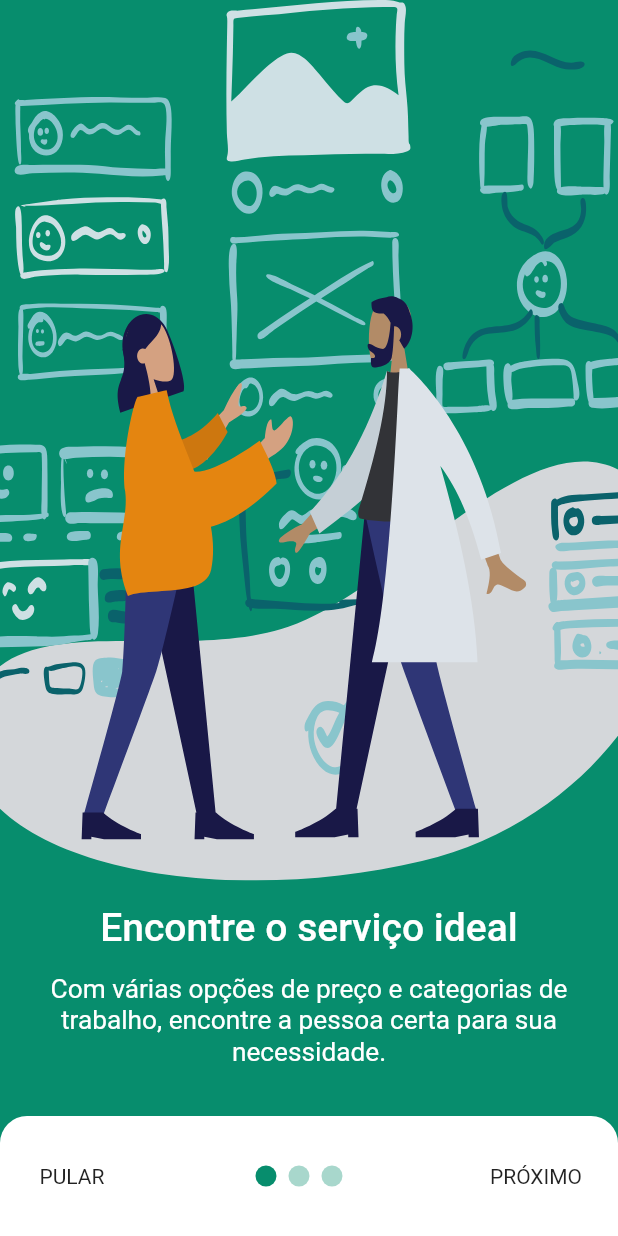
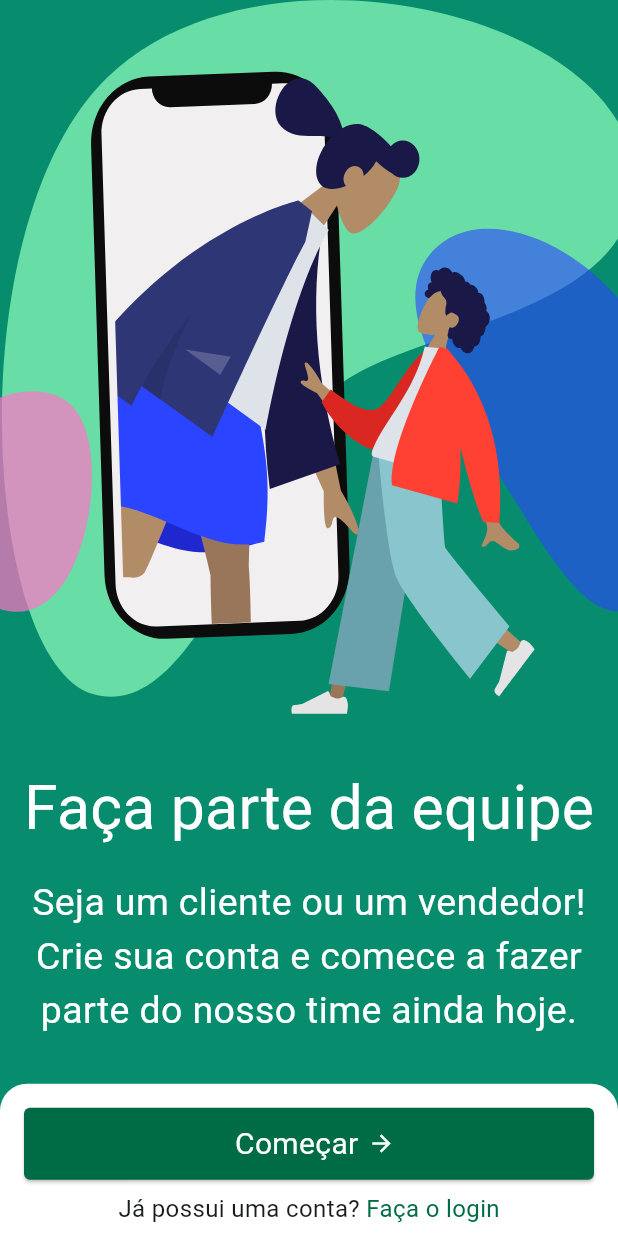
Before and after one commit to Matheus-Chaves/tg, a Flutter app: the screen it shows after launch, after a tap on "PULAR", on a phone screen of 412 x 824 dp. Run offline on Flutter 3.47's test engine with Material 2 defaults, Android fonts, the phone set to English and light mode, and no system bars; drawn by our look-alikes of auto_size_text, smooth_page_indicator; our stand-ins replace flutter_svg.

Commit message:
feat: finishing the onboarding/presentation screen

```diff
--- a/lib/main.dart
+++ b/lib/main.dart
@@ -1,3 +1,4 @@
+import 'package:auto_size_text/auto_size_text.dart';
 import 'package:flutter/material.dart';
 import 'package:flutter/services.dart';
 import 'package:flutter_svg/svg.dart';
@@ -56,17 +57,22 @@ class Presentation extends StatefulWidget {
 
 class _PresentationState extends State<Presentation> {
   final PageController imgController = PageController();
+  static const onboardingGreen = Color(0xFF078D6D);
+  bool isLastPage = false;
 
   @override
   Widget build(BuildContext context) {
     return Scaffold(
-      backgroundColor: Theme.of(context).colorScheme.background,
+      backgroundColor: onboardingGreen,
       body: SafeArea(
         child: Column(
           children: [
             Expanded(
               child: PageView(
                 controller: imgController,
+                onPageChanged: (index) {
+                  setState(() => isLastPage = index == 2);
+                },
                 children: presentationData.asMap().entries.map((index) {
                   return Column(
                     children: [
@@ -89,26 +95,28 @@ class _PresentationState extends State<Presentation> {
                           child: Center(
                             child: Column(
                               children: [
-                                Text(
+                                FittedBox(
+                                  child: Text(
                                     presentationData[index.key]["title"]!,
                                     maxLines: 1,
                                     textAlign: TextAlign.center,
-                                  textScaleFactor: 1.3,
-                                  style: Theme.of(context)
-                                      .textTheme
-                                      .titleLarge!
-                                      .copyWith(color: Colors.white),
+                                    style: const TextStyle(
+                                      color: Colors.white,
+                                      fontSize: 64,
+                                      fontFamily: 'Roboto',
+                                    ),
+                                  ),
                                 ),
                                 const SizedBox(height: 16),
-                                Text(
+                                AutoSizeText(
                                   presentationData[index.key]["description"]!,
                                   maxLines: 3,
                                   textAlign: TextAlign.center,
-                                  textScaleFactor: 1.25,
-                                  style: Theme.of(context)
-                                      .textTheme
-                                      .bodyMedium!
-                                      .copyWith(color: Colors.white),
+                                  textScaleFactor: 1.24,
+                                  style: const TextStyle(
+                                    color: Colors.white,
+                                    fontSize: 56,
+                                  ),
                                 ),
                               ],
                             ),
@@ -120,20 +128,32 @@ class _PresentationState extends State<Presentation> {
                 }).toList(),
               ),
             ),
-            AnimatedContainer(
-              duration: const Duration(milliseconds: 400),
-              height: 80,
+            AnimatedSize(
+              alignment: isLastPage ? Alignment.center : Alignment.bottomLeft,
+              duration: const Duration(milliseconds: 900),
+              curve: Curves.fastOutSlowIn,
+              child: Container(
+                //duration: const Duration(milliseconds: 700),
+                //height: isLastPage ? 110 : 90,
                 margin: const EdgeInsets.only(top: 32),
-              padding: const EdgeInsets.symmetric(horizontal: 16),
+                padding:
+                    const EdgeInsets.symmetric(horizontal: 16, vertical: 8),
                 decoration: const BoxDecoration(
                   color: Colors.white,
                   borderRadius: BorderRadius.vertical(top: Radius.circular(18)),
                 ),
-              child: Row(
+                child: !isLastPage
+                    ? Row(
                         mainAxisAlignment: MainAxisAlignment.spaceBetween,
                         children: [
                           TextButton(
-                    onPressed: () {},
+                            onPressed: () {
+                              imgController.animateToPage(
+                                2,
+                                duration: const Duration(milliseconds: 1000),
+                                curve: Curves.ease,
+                              );
+                            },
                             style: const ButtonStyle(),
                             child: Text(
                               "PULAR",
@@ -152,12 +172,8 @@ class _PresentationState extends State<Presentation> {
                                 dotHeight: 14,
                                 dotWidth: 14,
                                 type: WormType.thin,
-                        dotColor: Theme.of(context)
-                            .colorScheme
-                            .background
-                            .withOpacity(0.35),
-                        activeDotColor:
-                            Theme.of(context).colorScheme.background,
+                                dotColor: onboardingGreen.withOpacity(0.35),
+                                activeDotColor: onboardingGreen,
                               ),
                               onDotClicked: (page) {
                                 imgController.animateToPage(
@@ -169,7 +185,12 @@ class _PresentationState extends State<Presentation> {
                             ),
                           ),
                           TextButton(
-                    onPressed: () {},
+                            onPressed: () {
+                              imgController.nextPage(
+                                duration: const Duration(milliseconds: 1000),
+                                curve: Curves.ease,
+                              );
+                            },
                             child: Text(
                               "PRÓXIMO",
                               style: Theme.of(context)
@@ -179,6 +200,85 @@ class _PresentationState extends State<Presentation> {
                             ),
                           ),
                         ],
+                      )
+                    : Column(
+                        children: [
+                          // const Divider(),
+                          const SizedBox(
+                            height: 8,
+                          ),
+                          SizedBox(
+                            width: double.infinity,
+                            height: 48,
+                            child: Directionality(
+                              textDirection: TextDirection.rtl,
+                              child: ElevatedButton.icon(
+                                onPressed: () {},
+                                icon: const Icon(Icons.arrow_back),
+                                label: const Text("Começar"),
+                                style: ButtonStyle(
+                                  overlayColor: MaterialStateProperty.all(
+                                    Theme.of(context)
+                                        .colorScheme
+                                        .onBackground
+                                        .withOpacity(0.35),
+                                  ),
+                                  shape: MaterialStateProperty.all(
+                                    RoundedRectangleBorder(
+                                      borderRadius: BorderRadius.circular(4),
+                                    ),
+                                  ),
+                                  backgroundColor: MaterialStateProperty.all(
+                                    Theme.of(context).colorScheme.primary,
+                                  ),
+                                  foregroundColor: MaterialStateProperty.all(
+                                    Theme.of(context).colorScheme.background,
+                                  ),
+                                  textStyle: MaterialStateProperty.resolveWith(
+                                    (states) => Theme.of(context)
+                                        .textTheme
+                                        .bodyMedium!
+                                        .copyWith(
+                                          fontSize: 20,
+                                          fontFamily: 'Roboto',
+                                        ),
+                                  ),
+                                ),
+                              ),
+                            ),
+                          ),
+                          const SizedBox(
+                            height: 8,
+                          ),
+                          GestureDetector(
+                            onTap: () {},
+                            child: FittedBox(
+                              child: Text.rich(
+                                style: Theme.of(context)
+                                    .textTheme
+                                    .bodyMedium!
+                                    .copyWith(
+                                      fontSize: 16,
+                                      fontFamily: 'Roboto',
+                                    ),
+                                TextSpan(
+                                  text: "Já possui uma conta? ",
+                                  children: [
+                                    TextSpan(
+                                      text: "Faça o login",
+                                      style: TextStyle(
+                                        color: Theme.of(context)
+                                            .colorScheme
+                                            .primary,
+                                      ),
+                                    ),
+                                  ],
+                                ),
+                              ),
+                            ),
+                          ),
+                        ],
+                      ),
               ),
             ),
           ],
--- a/lib/themes/main_theme.dart
+++ b/lib/themes/main_theme.dart
@@ -1,15 +1,19 @@
 import 'package:flutter/material.dart';
+import 'color_schemes.g.dart';
 
-const green = Color.fromRGBO(7, 141, 109, 1);
+const green = Color(0xFF078D6D);
 
 ThemeData mainTheme = ThemeData(
-  primaryColor: green,
+  useMaterial3: true,
+  colorScheme: lightColorScheme,
+  // colorScheme: ColorScheme.fromSeed(
+  //   seedColor: green,
+  //   brightness: Brightness.light,
+  //   primary: Colors.black87,
+  //   secondary: green,
+  //   background: green,
+  // ),
   fontFamily: 'Roboto',
-  colorScheme: ColorScheme.fromSwatch().copyWith(
-    primary: Colors.black87,
-    secondary: green,
-    background: green,
-  ),
   textTheme: const TextTheme().copyWith(
       //titleLarge: const TextStyle(color: Colors.white),
       //bodyMedium: const TextStyle(color: Colors.white),
```
Lines whose indentation alone changed are shown as unchanged.
